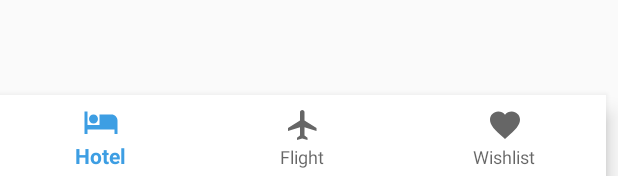
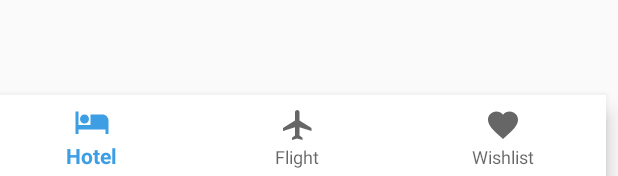
Before and after one commit to Arinzedroid/Hotels.ng-Android-App, an Android app: the layout activity_home.xml on its own in the app's theme, with its tools: preview values and no code run, on a phone screen of 412 x 824 dp. Shown: the part 1057-1233 px from the top of the screen. Run offline under Robolectric (Android 15) with nearby library versions, the phone set to English and light mode, and no system bars.

```diff
--- a/app/build.gradle
+++ b/app/build.gradle
@@ -69,6 +69,7 @@ dependencies {
 
     compile 'com.facebook.android:facebook-login:4.27.0'
     compile 'com.google.android.gms:play-services-auth:11.4.0'
+    compile 'com.ms-square:expandableTextView:0.1.4'
     testCompile 'junit:junit:4.12'
     testCompile 'org.mockito:mockito-core:2.8.47'
     annotationProcessor 'com.google.dagger:dagger-compiler:2.11'
--- a/app/src/main/AndroidManifest.xml
+++ b/app/src/main/AndroidManifest.xml
@@ -36,7 +36,7 @@
         <activity android:name=".ui.activities.FlightsListingActivity" />
         <activity android:name=".ui.activities.FlightDetailActivity" />
         <activity android:name=".ui.activities.UserAuthenticationActivity" />
-        <activity android:name=".SingleHotelPage" />
+        <activity android:name=".ui.activities.SingleHotelPageActivity" />
         <activity
             android:name=".ui.activities.OnBoardingActivity"
             android:label="@string/title_activity_onboarding"
--- a/app/src/main/res/layout/activity_home.xml
+++ b/app/src/main/res/layout/activity_home.xml
@@ -19,25 +19,29 @@
         app:layout_constraintTop_toTopOf="parent" />
     <FrameLayout
         android:id="@+id/frame_layout"
-        android:layout_width="match_parent"
-        android:layout_height="match_parent"
+        android:layout_width="0dp"
+        android:layout_height="619dp"
         android:layout_above="@+id/navigation"
-        android:animateLayoutChanges="true">
+        android:animateLayoutChanges="true"
+        tools:layout_editor_absoluteY="8dp"
+        tools:layout_editor_absoluteX="8dp">
 
     </FrameLayout>
 
    <!-- noswipe viewPager-->
     <ng.hotels.android.app.adapters.NoSwipePager
-        android:layout_width="match_parent"
-        android:layout_height="match_parent"
-        android:id="@+id/viewPager">
+        android:layout_width="0dp"
+        android:layout_height="619dp"
+        android:id="@+id/viewPager"
+        tools:layout_editor_absoluteY="8dp"
+        tools:layout_editor_absoluteX="8dp">
 
     </ng.hotels.android.app.adapters.NoSwipePager>
 
 
     <android.support.design.widget.BottomNavigationView
         android:id="@+id/navigation"
-        android:layout_width="match_parent"
+        android:layout_width="0dp"
         android:layout_height="wrap_content"
         android:layout_marginEnd="8dp"
         android:background="@color/white"
@@ -45,6 +49,7 @@
         app:layout_constraintLeft_toLeftOf="parent"
         app:layout_constraintRight_toRightOf="parent"
         app:menu="@menu/navigation"
-        app:layout_constraintEnd_toEndOf="parent" />
+        app:layout_constraintEnd_toEndOf="parent"
+        android:layout_marginRight="8dp" />
 
 </android.support.constraint.ConstraintLayout>
--- a/build.gradle
+++ b/build.gradle
@@ -6,7 +6,7 @@ buildscript {
 
     }
     dependencies {
-        classpath 'com.android.tools.build:gradle:3.0.0-beta2'
+        classpath 'com.android.tools.build:gradle:2.3.3'
 
         // NOTE: Do not place your application dependencies here; they belong
         // in the individual module build.gradle files
```
Also changed, not shown: app/src/main/java/ng/hotels/android/app/SingleHotelPage.java (deleted, +0 -13 lines), app/src/main/java/ng/hotels/android/app/ui/activities/SingleHotelPageActivity.java (added, +19 -0 lines), app/src/main/res/layout/activity_single_hotel_page.xml (renamed from app/src/main/res/layout/single_hotel_page.xml, +70 -36 lines).
